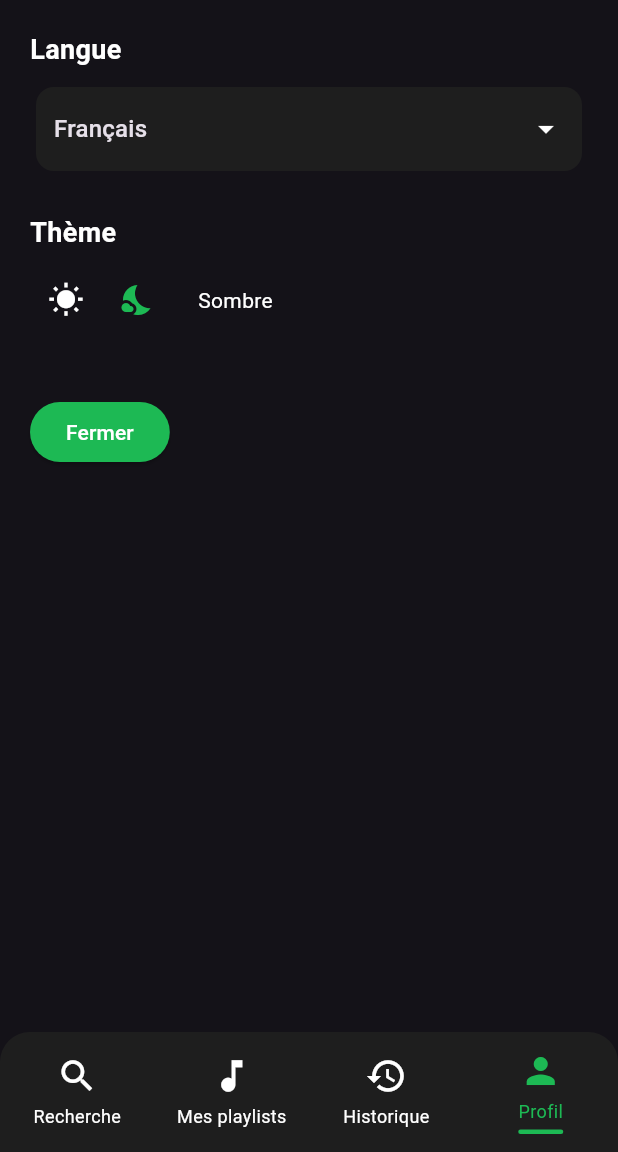
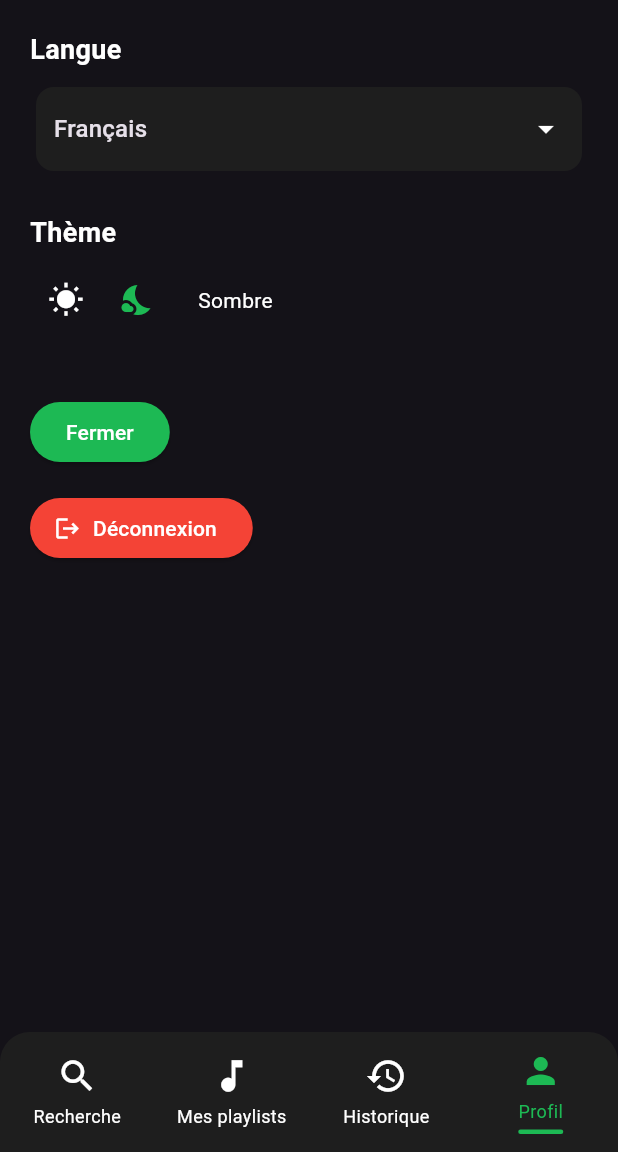
Before and after one commit to S5-C1-Exodia/mobile_app, a Flutter app: the SettingsScreen screen opened directly, on a phone screen of 412 x 824 dp, the part 84-1236 px from its top. Run offline on Flutter 3.47's test engine with Material 3 defaults, Android fonts, the phone set to English and light mode, and no system bars; our stand-ins replace app_links, audioplayers, lottie; Roboto replaces fonts that are missing (ArchivoBlack).

Commit message:
add logout button

```diff
--- /dev/null
+++ b/lib/widgets/logout_button.dart
@@ -0,0 +1,24 @@
+import 'package:flutter/material.dart';
+import 'package:provider/provider.dart';
+import 'package:mobile_app/viewmodels/connexion_vm.dart';
+
+class LogoutButton extends StatelessWidget {
+  const LogoutButton({super.key});
+
+  @override
+  Widget build(BuildContext context) {
+    final connexionVM = Provider.of<ConnexionVM>(context, listen: false);
+
+    return ElevatedButton.icon(
+      icon: const Icon(Icons.logout),
+      label: const Text('Déconnexion'),
+      style: ElevatedButton.styleFrom(
+        backgroundColor: Colors.red,
+        foregroundColor: Colors.white,
+      ),
+      onPressed: () async {
+        await connexionVM.disconnect();
+      },
+    );
+  }
+}
--- a/lib/widgets/settings_screen_body.dart
+++ b/lib/widgets/settings_screen_body.dart
@@ -3,6 +3,7 @@ import 'package:provider/provider.dart';
 import '../providers/app_provider.dart';
 import '../L10n/app_localizations.dart';
 import '../core/theme/palettes.dart';
+import 'logout_button.dart';
 
 class SettingsScreenBody extends StatelessWidget {
   const SettingsScreenBody({super.key});
@@ -109,6 +110,8 @@ class SettingsScreenBody extends StatelessWidget {
             onPressed: () => Navigator.pop(context),
             child: Text(appLocalizations.close),
           ),
+          const SizedBox(height: 16),
+          const LogoutButton(),
         ],
       ),
     );
```
